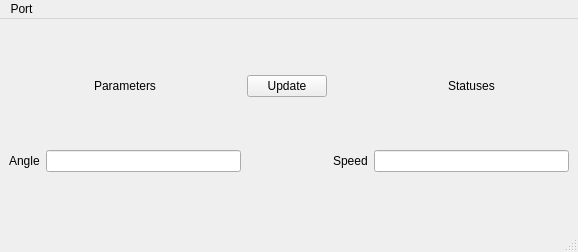
Qt form ignitor.ui (asmaslov/ignitor) before a commit.
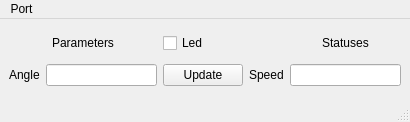
The same form after that commit. Icons and pictures are not drawn.

Patch:
```diff
--- a/ignitor.ui
+++ b/ignitor.ui
@@ -6,8 +6,8 @@
    <rect>
     <x>0</x>
     <y>0</y>
-    <width>578</width>
-    <height>252</height>
+    <width>410</width>
+    <height>122</height>
    </rect>
   </property>
   <property name="windowTitle">
@@ -15,31 +15,31 @@
   </property>
   <widget class="QWidget" name="centralwidget">
    <layout class="QGridLayout" name="gridLayout">
-    <item row="1" column="1">
+    <item row="2" column="1">
      <widget class="QLabel" name="labelAngle">
       <property name="text">
        <string>Angle</string>
       </property>
      </widget>
     </item>
-    <item row="1" column="2">
+    <item row="2" column="2">
      <widget class="QLineEdit" name="lineEditAngle"/>
     </item>
-    <item row="1" column="4">
+    <item row="2" column="4">
      <widget class="QLabel" name="labelSpeed">
       <property name="text">
        <string>Speed</string>
       </property>
      </widget>
     </item>
-    <item row="1" column="5">
+    <item row="2" column="5">
      <widget class="QLineEdit" name="lineEditSpeed">
       <property name="readOnly">
        <bool>true</bool>
       </property>
      </widget>
     </item>
-    <item row="0" column="1" colspan="2">
+    <item row="1" column="1" colspan="2">
      <widget class="QLabel" name="labelParameters">
       <property name="text">
        <string>Parameters</string>
@@ -49,7 +49,7 @@
       </property>
      </widget>
     </item>
-    <item row="0" column="5">
+    <item row="1" column="5">
      <widget class="QLabel" name="labelStatuses">
       <property name="text">
        <string>Statuses</string>
@@ -59,13 +59,20 @@
       </property>
      </widget>
     </item>
-    <item row="0" column="3">
+    <item row="2" column="3">
      <widget class="QPushButton" name="pushButtonUpdate">
       <property name="text">
        <string>Update</string>
       </property>
      </widget>
     </item>
+    <item row="1" column="3">
+     <widget class="QCheckBox" name="checkBoxLed">
+      <property name="text">
+       <string>Led</string>
+      </property>
+     </widget>
+    </item>
    </layout>
   </widget>
   <widget class="QMenuBar" name="menubar">
@@ -73,7 +80,7 @@
     <rect>
      <x>0</x>
      <y>0</y>
-     <width>578</width>
+     <width>410</width>
      <height>25</height>
     </rect>
    </property>
```
Left out of the diff: 10 changed lines with no effect on the pictures.
